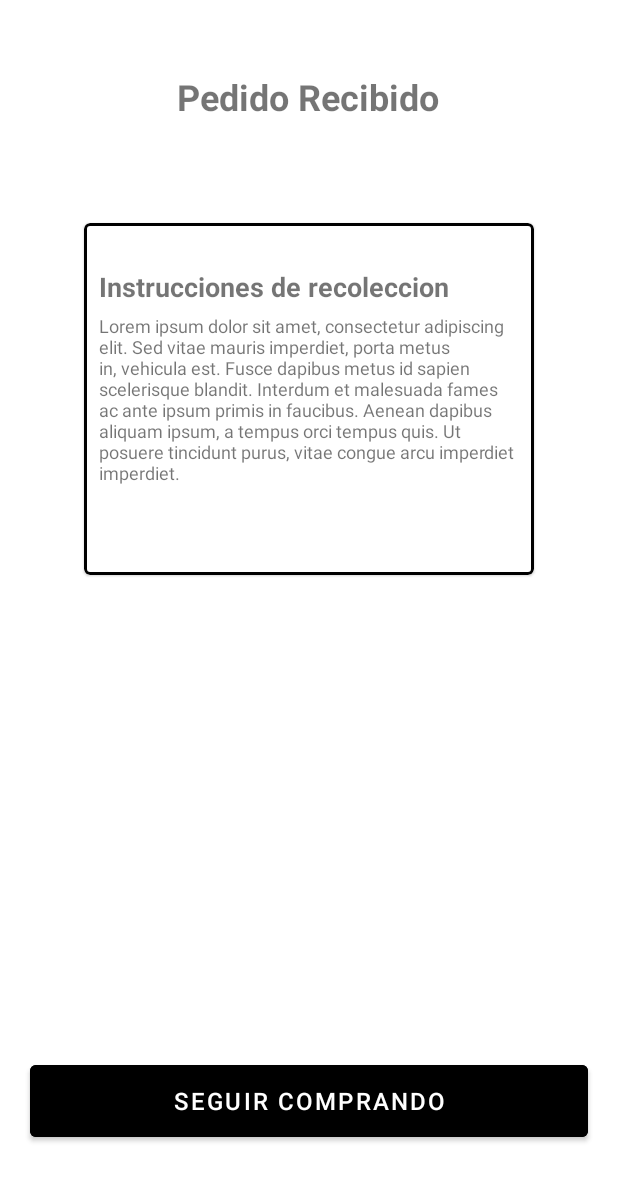
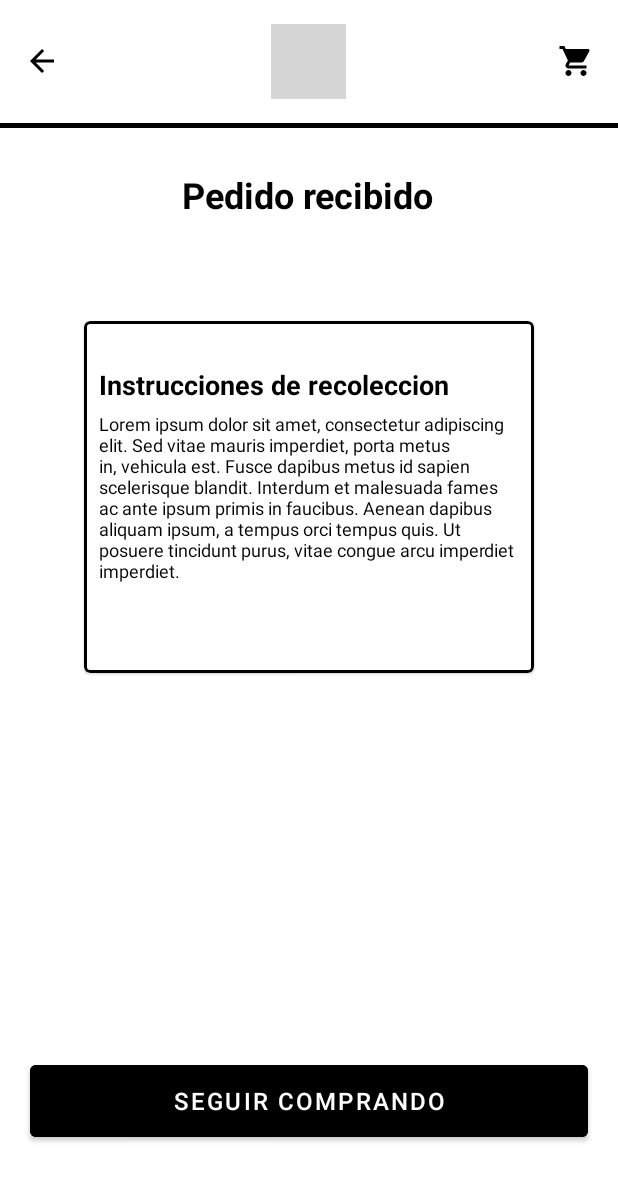
Before and after one commit to DestroyerRexor/OhMyYog, an Android app: the ResumeDeliveryActivity screen opened directly, with no data from a screen before it, on a phone screen of 412 x 824 dp. Shown: the top 1181 px of the screen. Run offline under Robolectric (Android 15) with nearby library versions, the phone set to English and light mode, and no system bars; grey boxes are pictures that could not be loaded.

Commit message:
Shopping Cart minor visual fixes

```diff
--- a/app/src/main/res/layout/activity_resume_delivery.xml
+++ b/app/src/main/res/layout/activity_resume_delivery.xml
@@ -6,18 +6,23 @@
     android:layout_height="match_parent"
     tools:context=".ResumeDeliveryActivity">
 
+    <include
+        android:id="@+id/toolbar"
+        layout="@layout/toolbar"/>
+
     <TextView
         android:id="@+id/textView3"
         android:layout_width="wrap_content"
         android:layout_height="wrap_content"
-        android:layout_marginTop="48dp"
-        android:text="Pedido Recibido"
+        android:layout_marginTop="28dp"
+        android:text="Pedido recibido"
         android:textSize="24sp"
         android:textStyle="bold"
+        android:textColor="@color/black"
         app:layout_constraintEnd_toEndOf="parent"
-        app:layout_constraintHorizontal_bias="0.498"
+        app:layout_constraintHorizontal_bias="0.497"
         app:layout_constraintStart_toStartOf="parent"
-        app:layout_constraintTop_toTopOf="parent" />
+        app:layout_constraintTop_toBottomOf="@+id/toolbar" />
 
     <com.google.android.material.card.MaterialCardView
         android:id="@+id/materialCardView"
@@ -37,6 +42,7 @@
             android:layout_marginTop="30dp"
             android:text="Instrucciones de recoleccion"
             android:textSize="18dp"
+            android:textColor="@color/black"
             android:textStyle="bold" />
 
         <TextView
@@ -46,6 +52,7 @@
             android:layout_marginTop="60dp"
             android:layout_marginRight="10dp"
             android:layout_marginBottom="60dp"
+            android:textColor="@color/black"
             android:text="Lorem ipsum dolor sit amet, consectetur adipiscing elit. Sed vitae mauris imperdiet, porta metus in, vehicula est. Fusce dapibus metus id sapien scelerisque blandit. Interdum et malesuada fames ac ante ipsum primis in faucibus. Aenean dapibus aliquam ipsum, a tempus orci tempus quis. Ut posuere tincidunt purus, vitae congue arcu imperdiet imperdiet."
             android:textSize="12dp" />
     </com.google.android.material.card.MaterialCardView>
```
